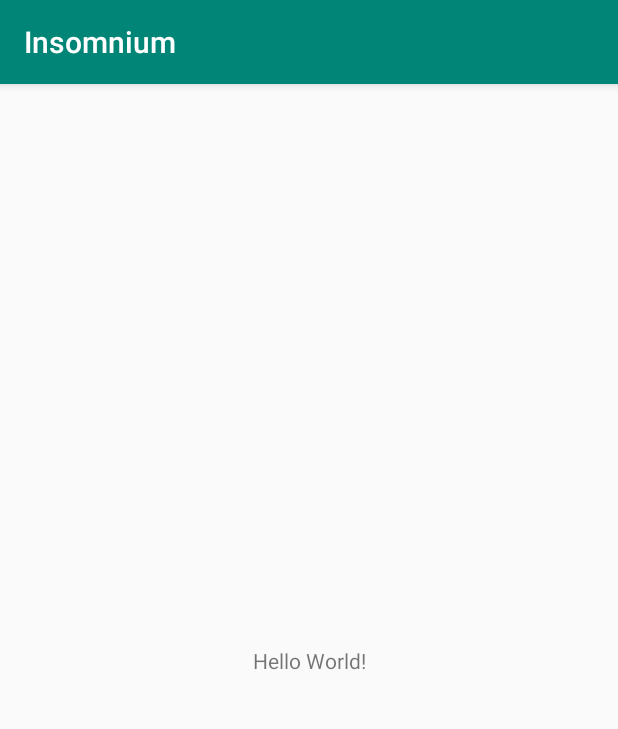
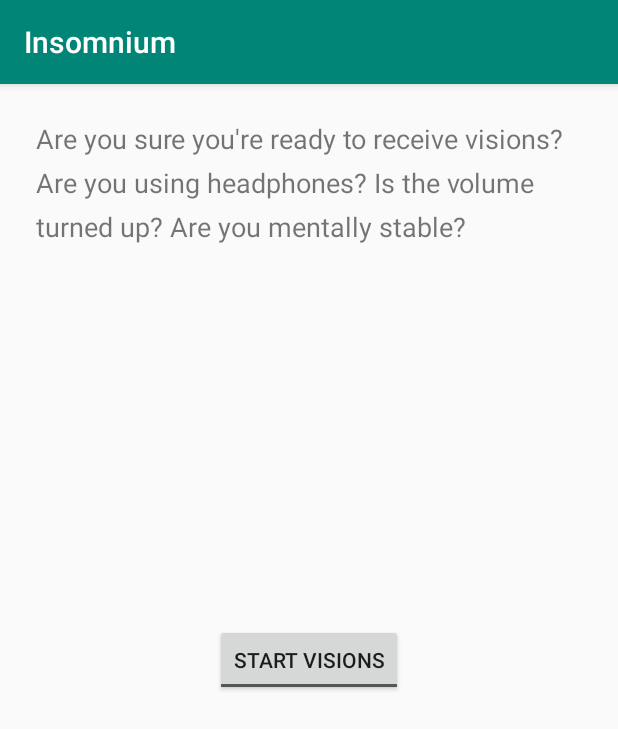
Before and after one commit to cleivas/Insomnium, an Android app: the screen it shows after launch (MainActivity), on a phone screen of 412 x 824 dp. Shown: the top 729 px of the screen. Run offline under Robolectric (Android 15) with nearby library versions, the phone set to English and light mode, and no system bars.

Commit message:
MainService with TimerThread, MediaPlayerService, toggle MainService

```diff
--- a/app/build.gradle
+++ b/app/build.gradle
@@ -25,4 +25,5 @@ dependencies {
     testImplementation 'junit:junit:4.12'
     androidTestImplementation 'com.android.support.test:runner:1.0.2'
     androidTestImplementation 'com.android.support.test.espresso:espresso-core:3.0.2'
+    implementation 'org.jetbrains:annotations-java5:15.0'
 }
--- a/app/src/main/AndroidManifest.xml
+++ b/app/src/main/AndroidManifest.xml
@@ -16,6 +16,11 @@
                 <category android:name="android.intent.category.LAUNCHER" />
             </intent-filter>
         </activity>
+
+        <service android:name=".MainService" />
+        <service android:name=".MediaPlayerService" />
     </application>
 
+
+
 </manifest>
--- a/app/src/main/java/se/leivas/insomnium/MainActivity.java
+++ b/app/src/main/java/se/leivas/insomnium/MainActivity.java
@@ -1,13 +1,43 @@
 package se.leivas.insomnium;
 
+import android.content.Intent;
 import android.support.v7.app.AppCompatActivity;
 import android.os.Bundle;
+import android.widget.CompoundButton;
+import android.widget.TextView;
+import android.widget.ToggleButton;
 
 public class MainActivity extends AppCompatActivity {
+
+    private ToggleButton toggleButton;
+    private TextView textView;
 
     @Override
     protected void onCreate(Bundle savedInstanceState) {
         super.onCreate(savedInstanceState);
         setContentView(R.layout.activity_main);
+
+        toggleButton = findViewById(R.id.startStopButton);
+        textView = findViewById(R.id.infoTV);
+        textView.setText(R.string.notReceivingVisionsTV);
+
+        toggleButton.setOnCheckedChangeListener(new CompoundButton.OnCheckedChangeListener() {
+            @Override
+            public void onCheckedChanged(CompoundButton buttonView, boolean isChecked) {
+
+                if(isChecked){
+                    textView.setText(R.string.receivingVisionsTV);
+
+                    Intent intent = new Intent(MainActivity.this, MainService.class);
+                    startService(intent);
+                }
+                else{
+                    textView.setText(R.string.notReceivingVisionsTV);
+
+                    Intent intent = new Intent(MainActivity.this, MainService.class);
+                    stopService(intent);
+                }
+            }
+        });
     }
 }
--- a/app/src/main/res/layout/activity_main.xml
+++ b/app/src/main/res/layout/activity_main.xml
@@ -6,13 +6,36 @@
     android:layout_height="match_parent"
     tools:context=".MainActivity">
 
-    <TextView
+    <ToggleButton
+        android:id="@+id/startStopButton"
         android:layout_width="wrap_content"
         android:layout_height="wrap_content"
-        android:text="Hello World!"
+        android:layout_marginStart="16dp"
+        android:layout_marginLeft="16dp"
+        android:layout_marginTop="16dp"
+        android:layout_marginEnd="16dp"
+        android:layout_marginRight="16dp"
+        android:layout_marginBottom="16dp"
+        android:text="ToggleButton"
+        android:textOff="@string/toggleButtonIsOff"
+        android:textOn="@string/toggleButtonIsOn"
         app:layout_constraintBottom_toBottomOf="parent"
-        app:layout_constraintLeft_toLeftOf="parent"
-        app:layout_constraintRight_toRightOf="parent"
+        app:layout_constraintEnd_toEndOf="parent"
+        app:layout_constraintStart_toStartOf="parent"
         app:layout_constraintTop_toTopOf="parent" />
 
+    <TextView
+        android:id="@+id/infoTV"
+        android:layout_width="0dp"
+        android:layout_height="wrap_content"
+        android:layout_marginStart="24dp"
+        android:layout_marginLeft="24dp"
+        android:layout_marginTop="24dp"
+        android:layout_marginEnd="24dp"
+        android:layout_marginRight="24dp"
+        android:lineSpacingExtra="8sp"
+        android:textSize="18sp"
+        app:layout_constraintEnd_toEndOf="parent"
+        app:layout_constraintStart_toStartOf="parent"
+        app:layout_constraintTop_toTopOf="parent" />
 </android.support.constraint.ConstraintLayout>
--- a/app/src/main/res/values/strings.xml
+++ b/app/src/main/res/values/strings.xml
@@ -1,3 +1,7 @@
 <resources>
     <string name="app_name">Insomnium</string>
+    <string name="toggleButtonIsOn">Stop Visions</string>
+    <string name="toggleButtonIsOff">Start Visions</string>
+    <string name="notReceivingVisionsTV">Are you sure you\'re ready to receive visions? Are you using headphones? Is the volume turned up? Are you mentally stable?</string>
+    <string name="receivingVisionsTV">Receiving visions</string>
 </resources>
```
Also changed, not shown: app/src/main/java/se/leivas/insomnium/MainService.java (added, +89 -0 lines), app/src/main/java/se/leivas/insomnium/MediaPlayerService.java (added, +57 -0 lines), 1 other file.
